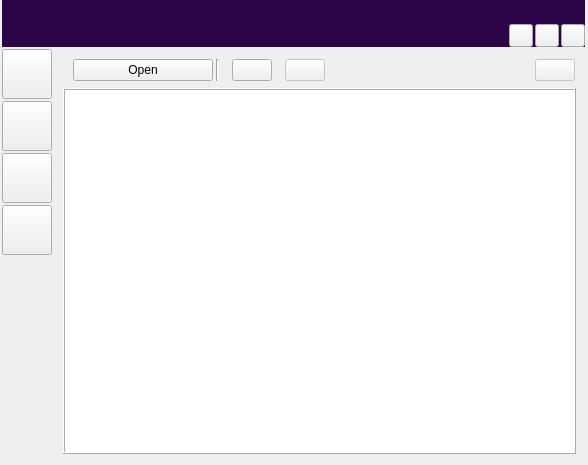
Old version of the form ui/home_view.ui in the repository zkovari/plotlyst.
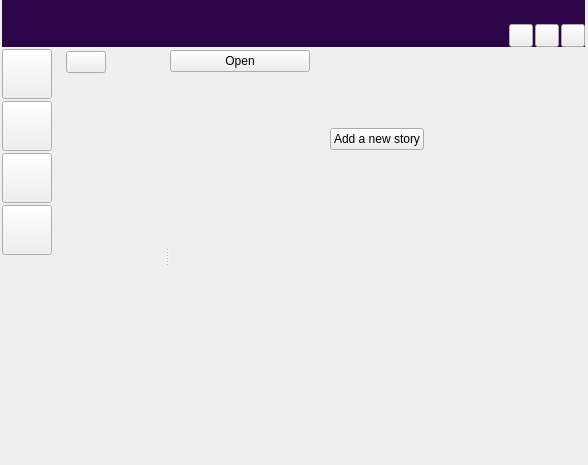
New version of the form. The open tabs and pages were chosen to show the change.

Commit message: Add library panel to home view

```diff
--- a/ui/home_view.ui
+++ b/ui/home_view.ui
@@ -294,6 +294,97 @@
      <item>
       <widget class="QStackedWidget" name="stackedWidget">
        <widget class="QWidget" name="pageLibrary">
+        <layout class="QVBoxLayout" name="verticalLayout_10">
+         <property name="spacing">
+          <number>3</number>
+         </property>
+         <property name="leftMargin">
+          <number>10</number>
+         </property>
+         <property name="topMargin">
+          <number>0</number>
+         </property>
+         <property name="rightMargin">
+          <number>0</number>
+         </property>
+         <property name="bottomMargin">
+          <number>0</number>
+         </property>
+         <item>
+          <widget class="QSplitter" name="splitterLibrary">
+           <property name="orientation">
+            <enum>Qt::Horizontal</enum>
+           </property>
+           <property name="childrenCollapsible">
+            <bool>false</bool>
+           </property>
+           <widget class="QWidget" name="">
+            <layout class="QVBoxLayout" name="verticalLayout_9">
+             <item>
+              <widget class="QWidget" name="wdgShelvesBar" native="true">
+               <property name="sizePolicy">
+                <sizepolicy hsizetype="Preferred" vsizetype="Maximum">
+                 <horstretch>0</horstretch>
+                 <verstretch>0</verstretch>
+                </sizepolicy>
+               </property>
+               <layout class="QVBoxLayout" name="verticalLayout_8">
+                <property name="spacing">
+                 <number>0</number>
+                </property>
+                <property name="leftMargin">
+                 <number>2</number>
+                </property>
+                <property name="topMargin">
+                 <number>2</number>
+                </property>
+                <property name="rightMargin">
+                 <number>2</number>
+                </property>
+                <property name="bottomMargin">
+                 <number>2</number>
+                </property>
+                <item>
+                 <widget class="QPushButton" name="btnAdd">
+                  <property name="sizePolicy">
+                   <sizepolicy hsizetype="Maximum" vsizetype="Fixed">
+                    <horstretch>0</horstretch>
+                    <verstretch>0</verstretch>
+                   </sizepolicy>
+                  </property>
+                  <property name="cursor">
+                   <cursorShape>PointingHandCursor</cursorShape>
+                  </property>
+                  <property name="toolTip">
+                   <string>Add new story</string>
+                  </property>
+                  <property name="text">
+                   <string/>
+                  </property>
+                  <property name="positive" stdset="0">
+                   <bool>true</bool>
+                  </property>
+                  <property name="base" stdset="0">
+                   <bool>true</bool>
+                  </property>
+                 </widget>
+                </item>
+               </layout>
+              </widget>
+             </item>
+             <item>
+              <widget class="QWidget" name="wdgShelvesParent" native="true">
+               <property name="sizePolicy">
+                <sizepolicy hsizetype="Preferred" vsizetype="Expanding">
+                 <horstretch>0</horstretch>
+                 <verstretch>0</verstretch>
+                </sizepolicy>
+               </property>
+              </widget>
+             </item>
+            </layout>
+           </widget>
+           <widget class="QWidget" name="">
         <layout class="QVBoxLayout" name="verticalLayout_4">
          <item>
           <widget class="QWidget" name="widget" native="true">
@@ -302,7 +393,7 @@
              <number>3</number>
             </property>
             <property name="leftMargin">
-             <number>10</number>
+                 <number>1</number>
             </property>
             <property name="topMargin">
              <number>1</number>
@@ -338,92 +429,6 @@
               </property>
              </widget>
             </item>
-            <item>
-             <widget class="Line" name="line">
-              <property name="orientation">
-               <enum>Qt::Vertical</enum>
-              </property>
-             </widget>
-            </item>
-            <item>
-             <spacer name="horizontalSpacer_6">
-              <property name="orientation">
-               <enum>Qt::Horizontal</enum>
-              </property>
-              <property name="sizeType">
-               <enum>QSizePolicy::Preferred</enum>
-              </property>
-              <property name="sizeHint" stdset="0">
-               <size>
-                <width>10</width>
-                <height>10</height>
-               </size>
-              </property>
-             </spacer>
-            </item>
-            <item>
-             <widget class="QPushButton" name="btnAdd">
-              <property name="cursor">
-               <cursorShape>PointingHandCursor</cursorShape>
-              </property>
-              <property name="toolTip">
-               <string>Add new story</string>
-              </property>
-              <property name="text">
-               <string/>
-              </property>
-              <property name="positive" stdset="0">
-               <bool>true</bool>
-              </property>
-              <property name="base" stdset="0">
-               <bool>true</bool>
-              </property>
-             </widget>
-            </item>
-            <item>
-             <spacer name="horizontalSpacer_5">
-              <property name="orientation">
-               <enum>Qt::Horizontal</enum>
-              </property>
-              <property name="sizeType">
-               <enum>QSizePolicy::Preferred</enum>
-              </property>
-              <property name="sizeHint" stdset="0">
-               <size>
-                <width>10</width>
-                <height>10</height>
-               </size>
-              </property>
-             </spacer>
-            </item>
-            <item>
-             <widget class="QPushButton" name="btnEdit">
-              <property name="enabled">
-               <bool>false</bool>
-              </property>
-              <property name="maximumSize">
-               <size>
-                <width>130</width>
-                <height>16777215</height>
-               </size>
-              </property>
-              <property name="cursor">
-               <cursorShape>PointingHandCursor</cursorShape>
-              </property>
-              <property name="toolTip">
-               <string>Edit story title</string>
-              </property>
-              <property name="text">
-               <string/>
-              </property>
-              <property name="shortcut">
-               <string>E</string>
-              </property>
-              <property name="base" stdset="0">
-               <bool>true</bool>
-              </property>
-             </widget>
-            </item>
             <item>
              <spacer name="horizontalSpacer">
               <property name="orientation">
@@ -437,40 +442,28 @@
               </property>
              </spacer>
             </item>
-            <item>
-             <widget class="QPushButton" name="btnDelete">
-              <property name="enabled">
-               <bool>false</bool>
-              </property>
-              <property name="maximumSize">
-               <size>
-                <width>130</width>
-                <height>16777215</height>
-               </size>
-              </property>
-              <property name="cursor">
-               <cursorShape>PointingHandCursor</cursorShape>
-              </property>
-              <property name="toolTip">
-               <string>Delete story</string>
-              </property>
-              <property name="text">
-               <string/>
-              </property>
-              <property name="shortcut">
-               <string>Del</string>
-              </property>
-              <property name="deconstructive" stdset="0">
-               <bool>true</bool>
-              </property>
-              <property name="base" stdset="0">
-               <bool>true</bool>
-              </property>
-             </widget>
-            </item>
            </layout>
           </widget>
          </item>
+             <item>
+              <widget class="QStackedWidget" name="stackWdgNovels">
+               <widget class="QWidget" name="pageNovels">
+                <layout class="QVBoxLayout" name="verticalLayout_11">
+                 <property name="spacing">
+                  <number>0</number>
+                 </property>
+                 <property name="leftMargin">
+                  <number>0</number>
+                 </property>
+                 <property name="topMargin">
+                  <number>0</number>
+                 </property>
+                 <property name="rightMargin">
+                  <number>0</number>
+                 </property>
+                 <property name="bottomMargin">
+                  <number>0</number>
+                 </property>
          <item>
           <widget class="QFrame" name="novels">
            <property name="sizePolicy">
@@ -490,6 +483,72 @@
            <property name="frameShadow">
             <enum>QFrame::Raised</enum>
            </property>
+                  </widget>
+                 </item>
+                </layout>
+               </widget>
+               <widget class="QWidget" name="pageEmpty">
+                <layout class="QVBoxLayout" name="verticalLayout_12">
+                 <item>
+                  <spacer name="verticalSpacer_3">
+                   <property name="orientation">
+                    <enum>Qt::Vertical</enum>
+                   </property>
+                   <property name="sizeType">
+                    <enum>QSizePolicy::Preferred</enum>
+                   </property>
+                   <property name="sizeHint" stdset="0">
+                    <size>
+                     <width>20</width>
+                     <height>40</height>
+                    </size>
+                   </property>
+                  </spacer>
+                 </item>
+                 <item alignment="Qt::AlignHCenter">
+                  <widget class="QPushButton" name="btnAddNewStoryMain">
+                   <property name="sizePolicy">
+                    <sizepolicy hsizetype="Maximum" vsizetype="Fixed">
+                     <horstretch>0</horstretch>
+                     <verstretch>0</verstretch>
+                    </sizepolicy>
+                   </property>
+                   <property name="cursor">
+                    <cursorShape>PointingHandCursor</cursorShape>
+                   </property>
+                   <property name="toolTip">
+                    <string>Add new story</string>
+                   </property>
+                   <property name="text">
+                    <string>Add a new story</string>
+                   </property>
+                   <property name="positive" stdset="0">
+                    <bool>true</bool>
+                   </property>
+                   <property name="base" stdset="0">
+                    <bool>true</bool>
+                   </property>
+                  </widget>
+                 </item>
+                 <item>
+                  <spacer name="verticalSpacer_2">
+                   <property name="orientation">
+                    <enum>Qt::Vertical</enum>
+                   </property>
+                   <property name="sizeHint" stdset="0">
+                    <size>
+                     <width>20</width>
+                     <height>40</height>
+                    </size>
+                   </property>
+                  </spacer>
+                 </item>
+                </layout>
+               </widget>
+              </widget>
+             </item>
+            </layout>
+           </widget>
           </widget>
          </item>
         </layout>
```
Left out of the diff: 2 changed lines with no effect on the pictures. Lines whose indentation alone changed are shown as unchanged. The commit also changes 3 other files.
